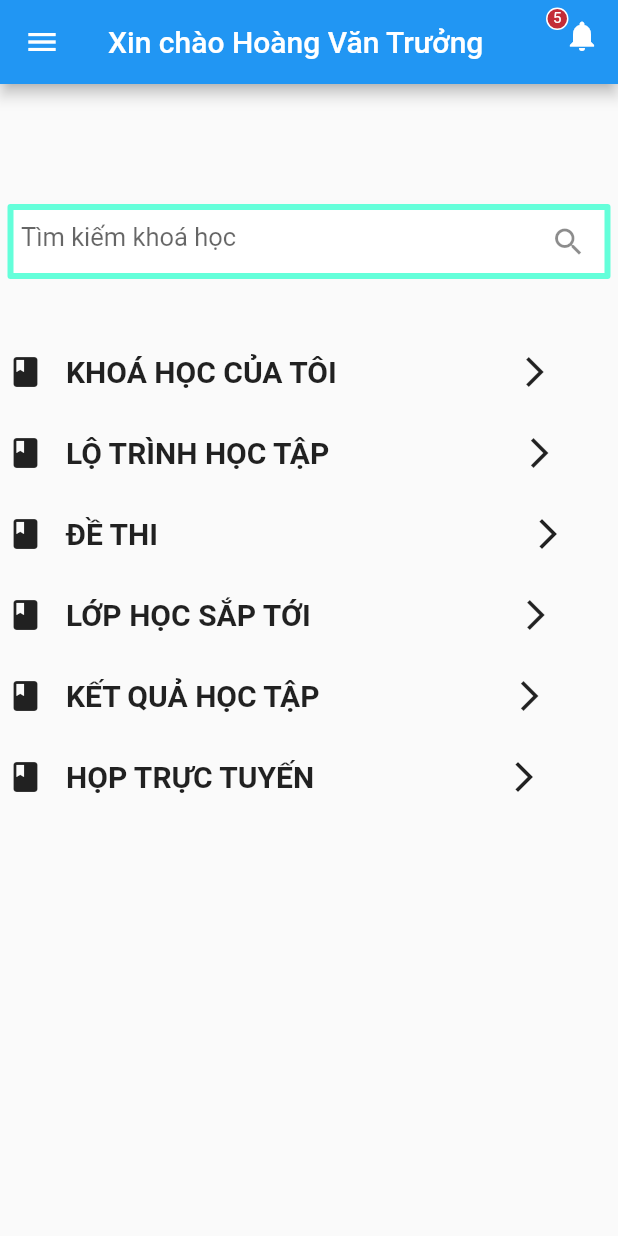
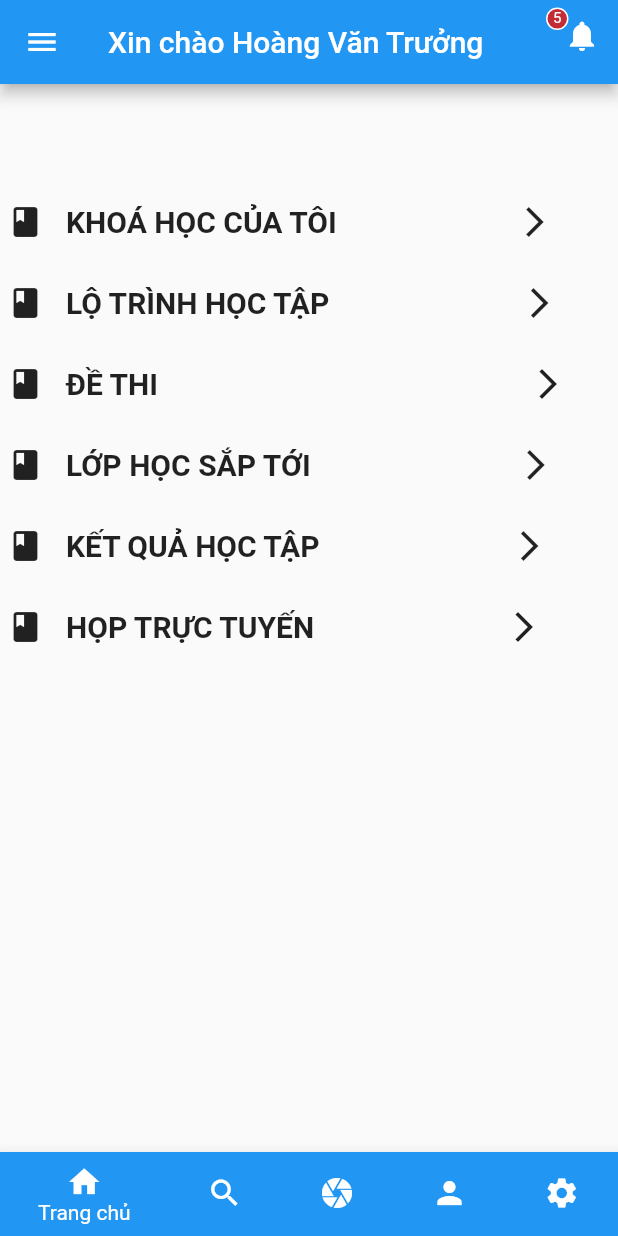
Before and after one commit to TeamLearnHub/EducationAdlead, a Flutter app: the screen it shows after launch, after a tap on "LOGIN", on a phone screen of 412 x 824 dp. Run offline on Flutter 3.47's test engine with Material 2 defaults, Android fonts, the phone set to English and light mode, and no system bars; our stand-ins replace chewie, rxdart, shared_preferences, video_player; network calls fail; key blocks and very long unbroken strings in the code were emptied for the run.

```diff
--- a/flutter_app/lib/views/classes/classes_detail.dart
+++ b/flutter_app/lib/views/classes/classes_detail.dart
@@ -59,7 +59,7 @@ class ClassesDetailState extends State<ClassesDetailPage> {
   final List<Icons> icons = [
   ];
 
-  final _pageoption = [TabRegisterApp(),TabIntroductionApp(), TabLessionApp()];
+  final _pageoption = [TabRegisterApp(),TabIntroductionApp(), MyAppTest()];
 
   void _onItemTapped(int index) {
     setState(() {
--- /dev/null
+++ b/flutter_app/lib/views/home/home_tab.dart
@@ -0,0 +1,152 @@
+import 'package:flutter/cupertino.dart';
+import 'package:flutter/material.dart';
+import 'package:flutter_app/views/classes/all_classes.dart';
+import 'package:flutter_app/views/home/home_view.dart';
+import 'package:flutter_app/views/loadmore/tab.dart';
+
+class HomeTabApp extends StatelessWidget {
+  @override
+  Widget build(BuildContext context) {
+    // TODO: implement build
+    return MaterialApp(
+      home: HomeTabPage(),
+      debugShowCheckedModeBanner: false,
+    );
+  }
+}
+
+class HomeTabPage extends StatefulWidget {
+  @override
+  HomeTabState createState() {
+    // TODO: implement createState
+    return HomeTabState();
+  }
+}
+
+class HomeTabState extends State<HomeTabPage> {
+  int _currentIndex = 0;
+  final tabs = [
+    HomeApp(),
+    ClassesApp(),
+    HomeScreen(),
+    Center(child: Text('Profile')),
+    Center(child: Text('Profile')),
+  ];
+
+  @override
+  Widget build(BuildContext context) {
+    // TODO: implement build
+    return Scaffold(
+      appBar: AppBar(
+        title: const Text('Xin chào Hoàng Văn Trưởng'),
+        actions: <Widget>[
+          Stack(
+            children: <Widget>[
+              IconButton(
+                  icon: const Icon(Icons.notifications), onPressed: () {}),
+              Container(
+                width: 30,
+                height: 30,
+                alignment: Alignment.topLeft,
+                margin: EdgeInsets.only(top: 5),
+                child: Container(
+                  width: 15,
+                  height: 15,
+                  decoration: BoxDecoration(
+                      shape: BoxShape.circle,
+                      color: Color(0xffc32c37),
+                      border: Border.all(color: Colors.white, width: 1)),
+                  child: Padding(
+                    padding: const EdgeInsets.all(0.0),
+                    child: Center(
+                      child: Text(
+                        '5',
+                        style: TextStyle(fontSize: 10),
+                      ),
+                    ),
+                  ),
+                ),
+              )
+            ],
+          )
+        ],
+      ),
+      drawer: Drawer(
+        child: Column(
+          mainAxisAlignment: MainAxisAlignment.start,
+          children: <Widget>[
+            SizedBox(height: 50.0),
+            Text('Danh mục khoá học',
+                style: TextStyle(
+                    color: Colors.black,
+                    fontWeight: FontWeight.bold,
+                    fontSize: 18.0)),
+            SizedBox(height: 30.0),
+            Container(
+//              decoration: const BoxDecoration(
+//                  border: Border(
+//                      bottom:
+//                      BorderSide(width: 4.0, color: Color(0xFF000000)))),
+              child: GestureDetector(
+                onTap: () {
+                  Navigator.of(context).pop();
+                  Navigator.push(context, MaterialPageRoute(builder: (context) {
+                    return ClassesApp();
+                  }));
+                },
+                child: Row(
+                  children: <Widget>[
+                    Container(
+                      margin: const EdgeInsets.only(left: 15.0, right: 10.0),
+                      child: Icon(Icons.settings),
+                    ),
+                    Container(
+                      margin: const EdgeInsets.only(left: 5.0),
+                      child: Text(
+                        'Tất cả',
+                        textAlign: TextAlign.left,
+                        style: TextStyle(
+                            fontWeight: FontWeight.bold, fontSize: 16.0),
+                      ),
+                    ),
+                  ],
+                ),
+              ),
+            ),
+          ],
+        ),
+      ),
+      body: tabs[_currentIndex],
+      bottomNavigationBar: BottomNavigationBar(
+        currentIndex: _currentIndex,
+        items: [
+          BottomNavigationBarItem(
+              icon: Icon(Icons.home),
+              title: Text('Trang chủ'),
+              backgroundColor: Colors.blue),
+          BottomNavigationBarItem(
+              icon: Icon(Icons.search),
+              title: Text('Tìm Kiếm'),
+              backgroundColor: Colors.blue),
+          BottomNavigationBarItem(
+              icon: Icon(Icons.camera),
+              title: Text('Khoá học của tôi'),
+              backgroundColor: Colors.blue),
+          BottomNavigationBarItem(
+              icon: Icon(Icons.person),
+              title: Text('Tài khoản'),
+              backgroundColor: Colors.blue),
+          BottomNavigationBarItem(
+              icon: Icon(Icons.settings),
+              title: Text('Cài đặt'),
+              backgroundColor: Colors.blue)
+        ],
+        onTap: (index) {
+          setState(() {
+            _currentIndex = index;
+          });
+        },
+      ),
+    );
+  }
+}
--- a/flutter_app/lib/views/home/home_view.dart
+++ b/flutter_app/lib/views/home/home_view.dart
@@ -29,48 +29,48 @@ class _HomePageState extends State<HomePage> {
   Widget build(BuildContext context) {
     // TODO: implement build
     return Scaffold(
-        appBar: AppBar(
-          leading: IconButton(
-              icon: const Icon(Icons.menu),
-              onPressed: () {
-                Navigator.of(context)
-                    .push(MaterialPageRoute(builder: (context) {
-                  return SettingApp();
-                }));
-              }),
-          title: const Text('Xin chào Hoàng Văn Trưởng'),
-          actions: <Widget>[
-            Stack(
-              children: <Widget>[
-                IconButton(
-                    icon: const Icon(Icons.notifications), onPressed: () {}),
-                Container(
-                  width: 30,
-                  height: 30,
-                  alignment: Alignment.topLeft,
-                  margin: EdgeInsets.only(top: 5),
-                  child: Container(
-                    width: 15,
-                    height: 15,
-                    decoration: BoxDecoration(
-                        shape: BoxShape.circle,
-                        color: Color(0xffc32c37),
-                        border: Border.all(color: Colors.white, width: 1)),
-                    child: Padding(
-                      padding: const EdgeInsets.all(0.0),
-                      child: Center(
-                        child: Text(
-                          '5',
-                          style: TextStyle(fontSize: 10),
-                        ),
-                      ),
-                    ),
-                  ),
-                )
-              ],
-            )
-          ],
-        ),
+//        appBar: AppBar(
+//          leading: IconButton(
+//              icon: const Icon(Icons.menu),
+//              onPressed: () {
+//                Navigator.of(context)
+//                    .push(MaterialPageRoute(builder: (context) {
+//                  return SettingApp();
+//                }));
+//              }),
+//          title: const Text('Xin chào Hoàng Văn Trưởng'),
+//          actions: <Widget>[
+//            Stack(
+//              children: <Widget>[
+//                IconButton(
+//                    icon: const Icon(Icons.notifications), onPressed: () {}),
+//                Container(
+//                  width: 30,
+//                  height: 30,
+//                  alignment: Alignment.topLeft,
+//                  margin: EdgeInsets.only(top: 5),
+//                  child: Container(
+//                    width: 15,
+//                    height: 15,
+//                    decoration: BoxDecoration(
+//                        shape: BoxShape.circle,
+//                        color: Color(0xffc32c37),
+//                        border: Border.all(color: Colors.white, width: 1)),
+//                    child: Padding(
+//                      padding: const EdgeInsets.all(0.0),
+//                      child: Center(
+//                        child: Text(
+//                          '5',
+//                          style: TextStyle(fontSize: 10),
+//                        ),
+//                      ),
+//                    ),
+//                  ),
+//                )
+//              ],
+//            )
+//          ],
+//        ),
         body: Container(
           child: SingleChildScrollView(
             child: Column(
@@ -78,26 +78,26 @@ class _HomePageState extends State<HomePage> {
                 SizedBox(
                   height: 80.0,
                 ),
-                Container(
-                  margin: const EdgeInsets.only(left: 5.0, right: 5.0),
-                  height: 50,
-                  decoration: BoxDecoration(
-                      color: Colors.white,
-                      borderRadius: BorderRadius.all(Radius.circular(2)),
-                      border: Border.all(color: Colors.tealAccent, width: 4.0)),
-                  child: TextFormField(
-                    textAlign: TextAlign.left,
-                    decoration: InputDecoration(
-                        hintStyle: TextStyle(fontSize: 17),
-                        hintText: 'Tìm kiếm khoá học',
-                        suffixIcon: Icon(Icons.search),
-                        border: InputBorder.none,
-                        contentPadding: EdgeInsets.all(5)),
-                  ),
-                ),
-                SizedBox(
-                  height: 50.0,
-                ),
+//                Container(
+//                  margin: const EdgeInsets.only(left: 5.0, right: 5.0),
+//                  height: 50,
+//                  decoration: BoxDecoration(
+//                      color: Colors.white,
+//                      borderRadius: BorderRadius.all(Radius.circular(2)),
+//                      border: Border.all(color: Colors.tealAccent, width: 4.0)),
+//                  child: TextFormField(
+//                    textAlign: TextAlign.left,
+//                    decoration: InputDecoration(
+//                        hintStyle: TextStyle(fontSize: 17),
+//                        hintText: 'Tìm kiếm khoá học',
+//                        suffixIcon: Icon(Icons.search),
+//                        border: InputBorder.none,
+//                        contentPadding: EdgeInsets.all(5)),
+//                  ),
+//                ),
+//                SizedBox(
+//                  height: 50.0,
+//                ),
                 GestureDetector(
                   onTap: () {
 //                    String url =
--- a/flutter_app/lib/views/login/Login_view.dart
+++ b/flutter_app/lib/views/login/Login_view.dart
@@ -1,6 +1,7 @@
 import 'package:flutter/cupertino.dart';
 import 'package:flutter/material.dart';
 import 'package:flutter/services.dart';
+import 'package:flutter_app/views/home/home_tab.dart';
 import 'package:flutter_app/views/home/home_view.dart';
 import 'package:flutter_app/views/login/login_contact.dart';
 import 'package:flutter_app/views/login/login_presenter.dart';
@@ -151,17 +152,9 @@ class _LoginPageSate extends State<LoginPage> implements LoginContact {
                   Spacer(),
                   InkWell(
                     onTap: () {
-//                      Fluttertoast.showToast(
-//                          msg: "This is Center Short Toast " + cntrlEmail.text,
-//                          toastLength: Toast.LENGTH_SHORT,
-//                          gravity: ToastGravity.CENTER,
-//                          timeInSecForIos: 1,
-//                          backgroundColor: Colors.red,
-//                          textColor: Colors.white,
-//                          fontSize: 16.0);
                       Navigator.of(context)
                           .push(MaterialPageRoute(builder: (context) {
-                        return HomeApp();
+                        return HomeTabApp();
                       }));
                     },
                     child: new Container(
```
Also changed, not shown: flutter_app/lib/views/classes/all_classes.dart (+7 -6 lines), 3 other files.
